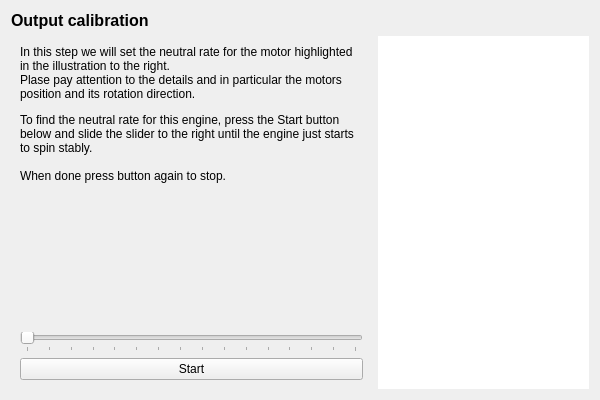
Old version of the form ground/openpilotgcs/src/plugins/setupwizard/pages/outputcalibrationpage.ui in the repository openpilot/OpenPilot.
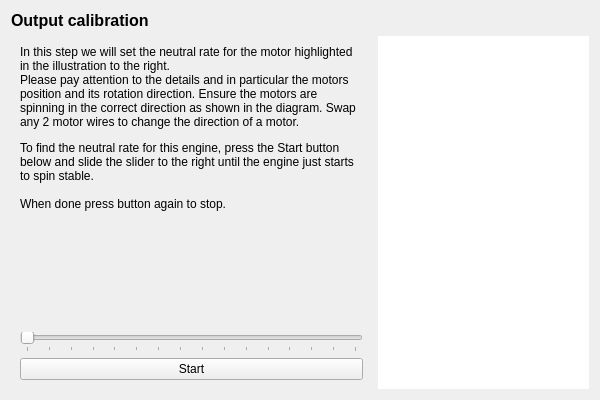
New version of the form.

Commit message: OP-771 Added some descriptive text. OP-1059 Fixed typos.

The edit to the form file:
```diff
--- a/ground/openpilotgcs/src/plugins/setupwizard/pages/outputcalibrationpage.ui
+++ b/ground/openpilotgcs/src/plugins/setupwizard/pages/outputcalibrationpage.ui
@@ -66,7 +66,7 @@
        <item>
         <widget class="QLabel" name="label_4">
          <property name="text">
-          <string>&lt;html&gt;&lt;head/&gt;&lt;body&gt;&lt;p&gt;In this step we will set the neutral rate for the motor highlighted in the illustration to the right. &lt;br/&gt;Plase pay attention to the details and in particular the motors position and its rotation direction.&lt;/p&gt;&lt;p&gt;To find the neutral rate for this engine, press the Start button below and slide the slider to the right until the engine just starts to spin stably. &lt;br/&gt;&lt;br/&gt;When done press button again to stop.&lt;/p&gt;&lt;/body&gt;&lt;/html&gt;</string>
+          <string>&lt;html&gt;&lt;head/&gt;&lt;body&gt;&lt;p&gt;In this step we will set the neutral rate for the motor highlighted in the illustration to the right. &lt;br/&gt;Please pay attention to the details and in particular the motors position and its rotation direction. Ensure the motors are spinning in the correct direction as shown in the diagram. Swap any 2 motor wires to change the direction of a motor. &lt;/p&gt;&lt;p&gt;To find the neutral rate for this engine, press the Start button below and slide the slider to the right until the engine just starts to spin stable. &lt;br/&gt;&lt;br/&gt;When done press button again to stop.&lt;/p&gt;&lt;/body&gt;&lt;/html&gt;</string>
          </property>
          <property name="alignment">
           <set>Qt::AlignLeading|Qt::AlignLeft|Qt::AlignTop</set>
```
